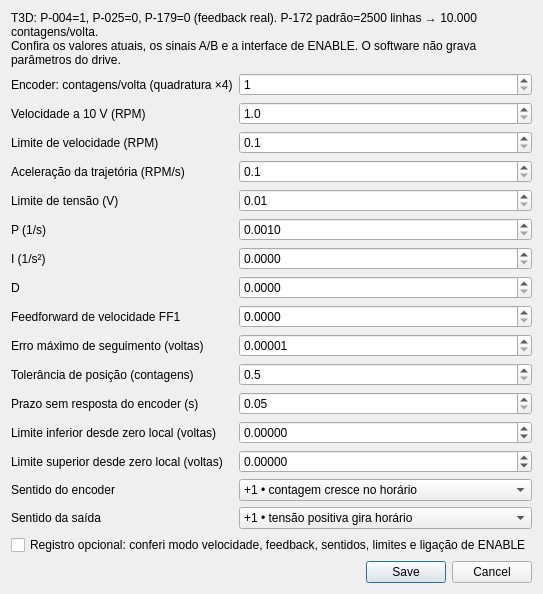
Qt form app/axissettingsdialog.ui (diegotine/servo_7i80hdt_7i33ta) before a commit.
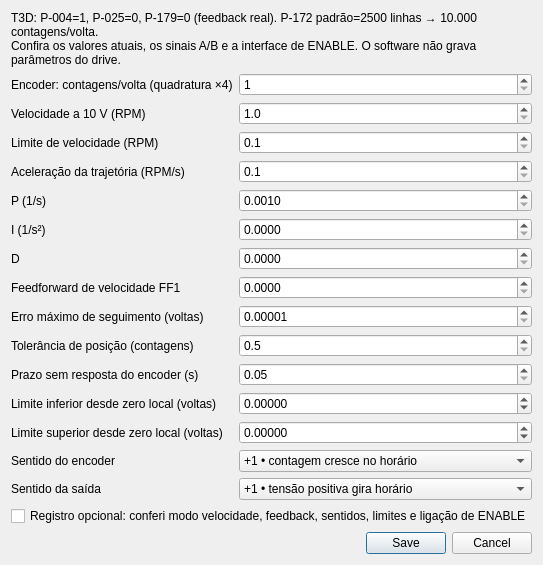
The same form after that commit.

Patch:
```diff
--- a/app/axissettingsdialog.ui
+++ b/app/axissettingsdialog.ui
@@ -109,36 +109,13 @@
       </widget>
      </item>
      <item row="4" column="0">
-      <widget class="QLabel" name="voltage_limitLabel">
-       <property name="text">
-        <string>Limite de tensão (V)</string>
-       </property>
-      </widget>
-     </item>
-     <item row="4" column="1">
-      <widget class="QDoubleSpinBox" name="voltage_limit">
-       <property name="decimals">
-        <number>2</number>
-       </property>
-       <property name="minimum">
-        <double>0.01</double>
-       </property>
-       <property name="maximum">
-        <double>10</double>
-       </property>
-       <property name="keyboardTracking">
-        <bool>false</bool>
-       </property>
-      </widget>
-     </item>
-     <item row="5" column="0">
       <widget class="QLabel" name="kpLabel">
        <property name="text">
         <string>P (1/s)</string>
        </property>
       </widget>
      </item>
-     <item row="5" column="1">
+     <item row="4" column="1">
       <widget class="QDoubleSpinBox" name="kp">
        <property name="decimals">
         <number>4</number>
@@ -154,14 +131,14 @@
        </property>
       </widget>
      </item>
-     <item row="6" column="0">
+     <item row="5" column="0">
       <widget class="QLabel" name="kiLabel">
        <property name="text">
         <string>I (1/s²)</string>
        </property>
       </widget>
      </item>
-     <item row="6" column="1">
+     <item row="5" column="1">
       <widget class="QDoubleSpinBox" name="ki">
        <property name="decimals">
         <number>4</number>
@@ -177,14 +154,14 @@
        </property>
       </widget>
      </item>
-     <item row="7" column="0">
+     <item row="6" column="0">
       <widget class="QLabel" name="kdLabel">
        <property name="text">
         <string>D</string>
        </property>
       </widget>
      </item>
-     <item row="7" column="1">
+     <item row="6" column="1">
       <widget class="QDoubleSpinBox" name="kd">
        <property name="decimals">
         <number>4</number>
@@ -200,14 +177,14 @@
        </property>
       </widget>
      </item>
-     <item row="8" column="0">
+     <item row="7" column="0">
       <widget class="QLabel" name="ff1Label">
        <property name="text">
         <string>Feedforward de velocidade FF1</string>
        </property>
       </widget>
      </item>
-     <item row="8" column="1">
+     <item row="7" column="1">
       <widget class="QDoubleSpinBox" name="ff1">
        <property name="decimals">
         <number>4</number>
@@ -223,14 +200,14 @@
        </property>
       </widget>
      </item>
-     <item row="9" column="0">
+     <item row="8" column="0">
       <widget class="QLabel" name="following_error_revLabel">
        <property name="text">
         <string>Erro máximo de seguimento (voltas)</string>
        </property>
       </widget>
      </item>
-     <item row="9" column="1">
+     <item row="8" column="1">
       <widget class="QDoubleSpinBox" name="following_error_rev">
        <property name="decimals">
         <number>5</number>
@@ -246,14 +223,14 @@
        </property>
       </widget>
      </item>
-     <item row="10" column="0">
+     <item row="9" column="0">
       <widget class="QLabel" name="tolerance_countsLabel">
        <property name="text">
         <string>Tolerância de posição (contagens)</string>
        </property>
       </widget>
      </item>
-     <item row="10" column="1">
+     <item row="9" column="1">
       <widget class="QDoubleSpinBox" name="tolerance_counts">
        <property name="decimals">
         <number>1</number>
@@ -269,14 +246,14 @@
        </property>
       </widget>
      </item>
-     <item row="11" column="0">
+     <item row="10" column="0">
       <widget class="QLabel" name="no_response_timeout_sLabel">
        <property name="text">
         <string>Prazo sem resposta do encoder (s)</string>
        </property>
       </widget>
      </item>
-     <item row="11" column="1">
+     <item row="10" column="1">
       <widget class="QDoubleSpinBox" name="no_response_timeout_s">
        <property name="decimals">
         <number>2</number>
@@ -292,14 +269,14 @@
        </property>
       </widget>
      </item>
-     <item row="12" column="0">
+     <item row="11" column="0">
       <widget class="QLabel" name="min_revLabel">
        <property name="text">
         <string>Limite inferior desde zero local (voltas)</string>
        </property>
       </widget>
      </item>
-     <item row="12" column="1">
+     <item row="11" column="1">
       <widget class="QDoubleSpinBox" name="min_rev">
        <property name="decimals">
         <number>5</number>
@@ -315,14 +292,14 @@
        </property>
       </widget>
      </item>
-     <item row="13" column="0">
+     <item row="12" column="0">
       <widget class="QLabel" name="max_revLabel">
        <property name="text">
         <string>Limite superior desde zero local (voltas)</string>
        </property>
       </widget>
      </item>
-     <item row="13" column="1">
+     <item row="12" column="1">
       <widget class="QDoubleSpinBox" name="max_rev">
        <property name="decimals">
         <number>5</number>
@@ -338,14 +315,14 @@
        </property>
       </widget>
      </item>
-     <item row="14" column="0">
+     <item row="13" column="0">
       <widget class="QLabel" name="encoderSignLabel">
        <property name="text">
         <string>Sentido do encoder</string>
        </property>
       </widget>
      </item>
-     <item row="14" column="1">
+     <item row="13" column="1">
       <widget class="QComboBox" name="encoderSign">
        <item>
         <property name="text">
@@ -359,14 +336,14 @@
        </item>
       </widget>
      </item>
-     <item row="15" column="0">
+     <item row="14" column="0">
       <widget class="QLabel" name="outputSignLabel">
        <property name="text">
         <string>Sentido da saída</string>
        </property>
       </widget>
      </item>
-     <item row="15" column="1">
+     <item row="14" column="1">
       <widget class="QComboBox" name="outputSign">
        <item>
         <property name="text">
```
